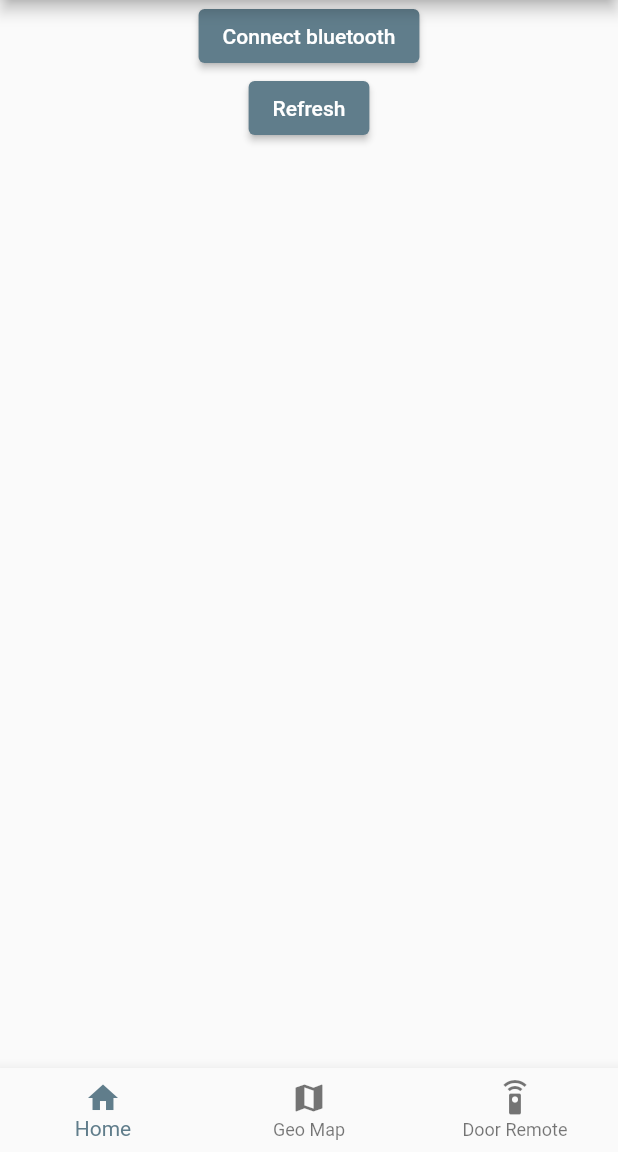
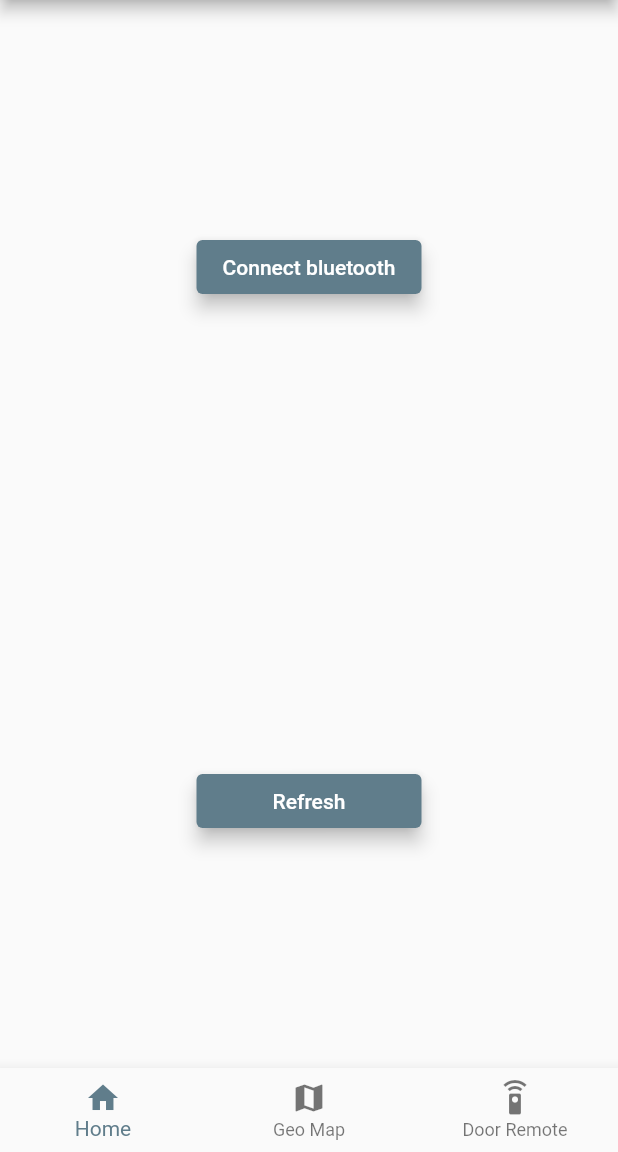
Before and after one commit to Rautabout/CarControl, a Flutter app: the screen it shows after launch, on a phone screen of 412 x 824 dp, the part 84-1236 px from its top. Run offline on Flutter 3.47's test engine with Material 2 defaults, Android fonts, the phone set to English and light mode, and no system bars; our stand-ins replace google_maps_flutter.

```diff
--- a/lib/routes/door_remote.dart
+++ b/lib/routes/door_remote.dart
@@ -21,7 +21,6 @@ class _DoorRemoteState extends State<DoorRemote> {
           onPressed: () {
             // Navigate back to the first screen by popping the current route
             // off the stack.
-            Navigator.pop(context);
           },
           child: const Text('Go back!'),
         ),
--- a/lib/routes/main_menu.dart
+++ b/lib/routes/main_menu.dart
@@ -19,13 +19,26 @@ class _MainMenuState extends State<MainMenu> {
       ),
       body: Center(
         child: Column(
+          mainAxisAlignment: MainAxisAlignment.spaceAround,
           children: [
-            ElevatedButton(onPressed: () {}, child: const Text('Connect bluetooth')),
-            ElevatedButton(
-                onPressed: () {
-
-                },
-                child: const Text('Refresh')),
+            SizedBox(
+              width: 150,
+              child: ElevatedButton(
+                onPressed: () {},
+                child: const Text('Connect bluetooth'),
+                style: ElevatedButton.styleFrom(elevation: 5),
+              ),
+            ),
+            SizedBox(
+              width: 150,
+              child: ElevatedButton(
+                onPressed: () {},
+                child: const Text('Refresh'),
+                style: ElevatedButton.styleFrom(
+                    elevation: 5,
+                ),
+              ),
+            ),
           ],
         ),
       ),
--- a/pubspec.yaml
+++ b/pubspec.yaml
@@ -34,6 +34,8 @@ dependencies:
   # The following adds the Cupertino Icons font to your application.
   # Use with the CupertinoIcons class for iOS style icons.
   cupertino_icons: ^1.0.2
+  google_maps_flutter: ^2.1.0
+  permission: ^0.1.7
 
 dev_dependencies:
   flutter_test:
```
Also changed, not shown: lib/routes/geo_location.dart (+34 -7 lines), 7 other files.
